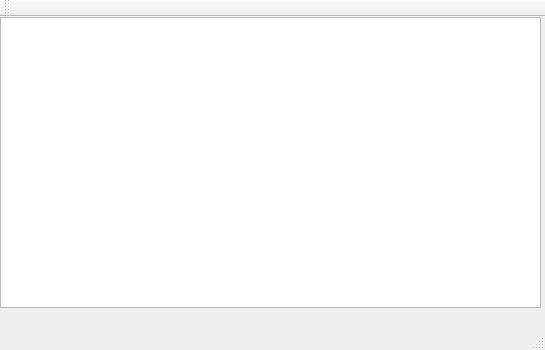
LauraHagege/QTDesignerProject, file mainwindow.ui: the form before one commit.
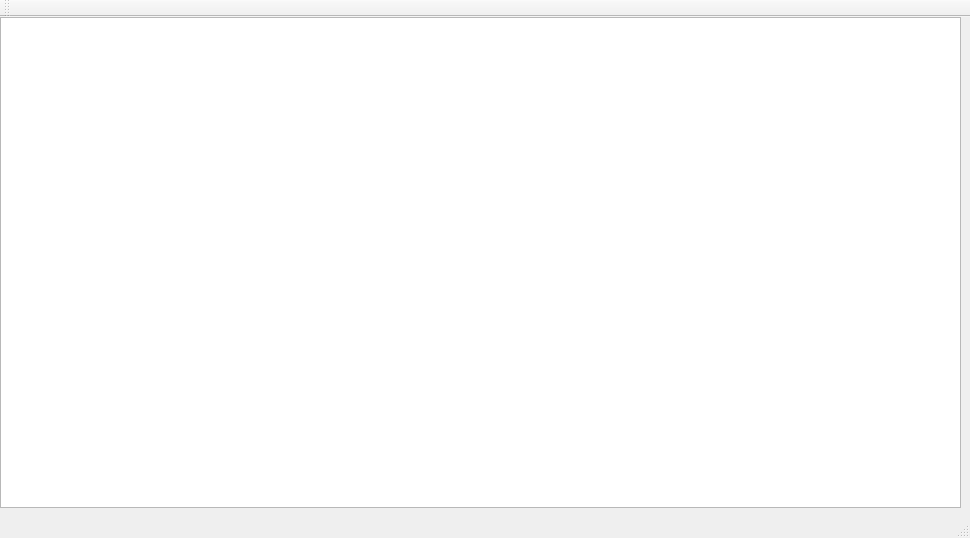
The form after the commit.

Patch:
```diff
--- a/mainwindow.ui
+++ b/mainwindow.ui
@@ -6,8 +6,8 @@
    <rect>
     <x>0</x>
     <y>0</y>
-    <width>545</width>
-    <height>350</height>
+    <width>970</width>
+    <height>538</height>
    </rect>
   </property>
   <property name="windowTitle">
@@ -19,8 +19,8 @@
      <rect>
       <x>0</x>
       <y>0</y>
-      <width>541</width>
-      <height>291</height>
+      <width>961</width>
+      <height>491</height>
      </rect>
     </property>
    </widget>
```
Left out of the diff: 2 changed lines with no effect on the pictures.
